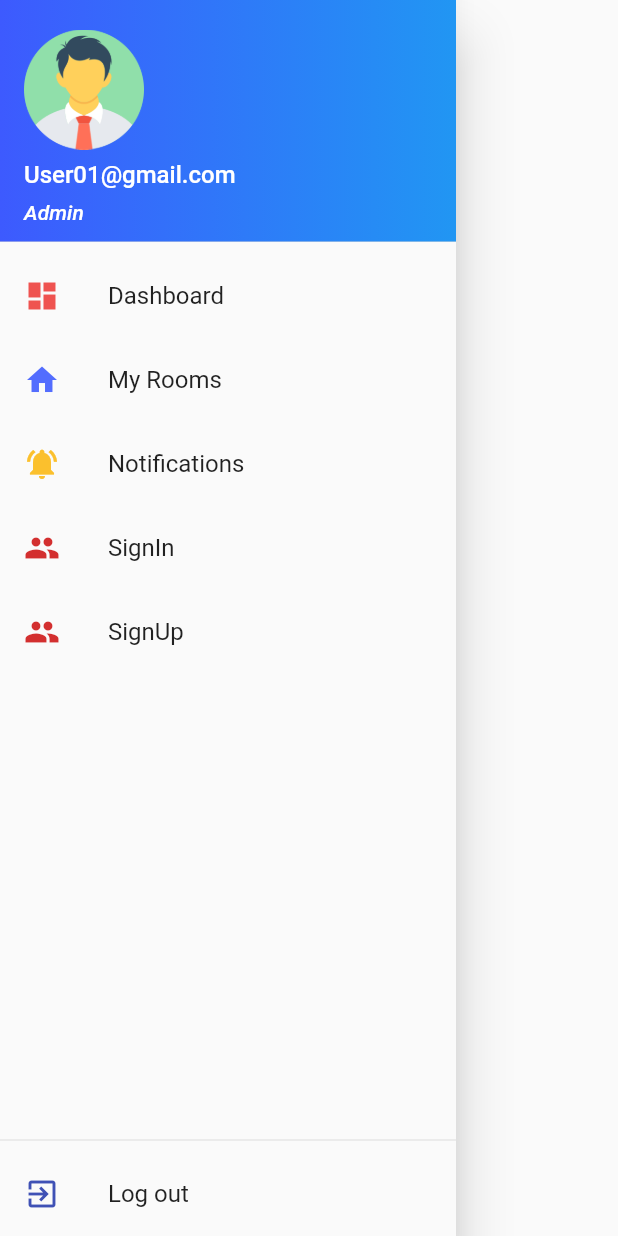
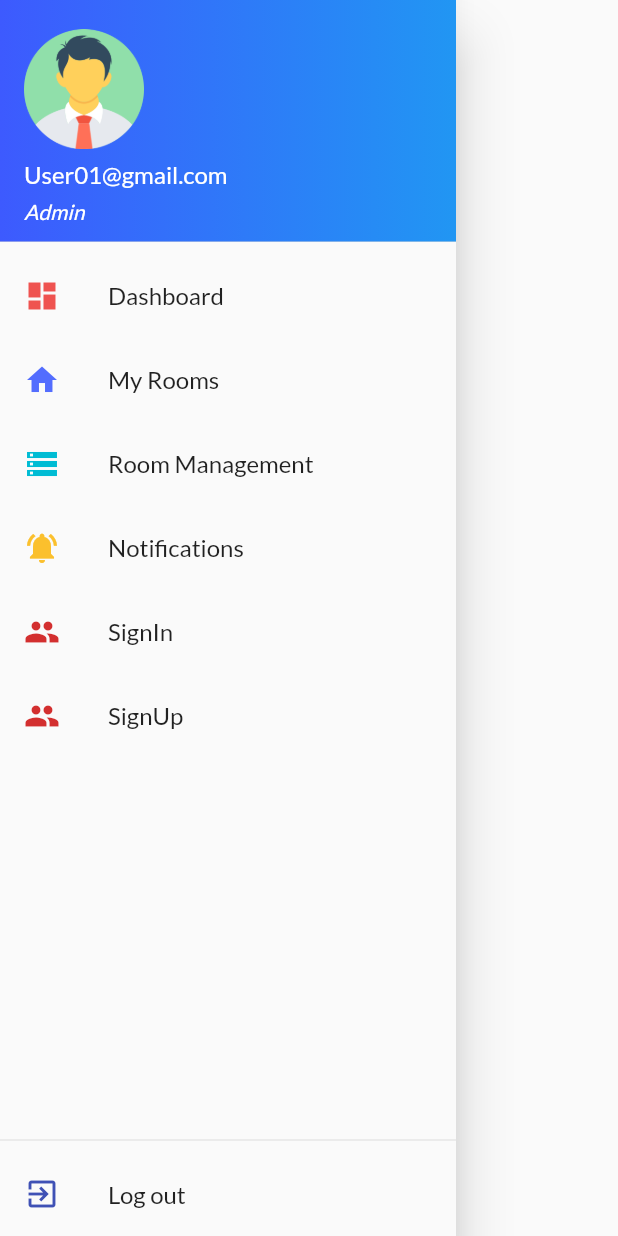
Before and after one commit to bbun0639/Flutter_timestamp, a Flutter app: the AppDrawer widget shown alone on an empty page, opened directly, on a phone screen of 412 x 824 dp. Run offline on Flutter 3.47's test engine with Material 2 defaults, Android fonts, the phone set to English and light mode, and no system bars; our stand-ins replace shared_preferences; accounts and stored records are empty.

Commit message:
add another listTile in Drawer()

```diff
--- a/lib/main.dart
+++ b/lib/main.dart
@@ -24,9 +24,11 @@ class MyApp extends StatelessWidget {
         title: 'TS - Timestamp',
         theme: ThemeData(
           primarySwatch: Colors.blue,
+          fontFamily: 'Lato',
         ),
         home: RoomsViewScreen(),
         routes: {
+          RoomsViewScreen.routeName: (ctx) => RoomsViewScreen(),
           RoomDetailScreen.routeName: (ctx) => RoomDetailScreen(),
           SignInState.routeName: (ctx) => SignInState(),
           SignUpState.routeName: (ctx) => SignUpState(),
--- a/lib/providers/rooms.dart
+++ b/lib/providers/rooms.dart
@@ -19,7 +19,7 @@ class Rooms with ChangeNotifier {
     ),
     Room(
       id: "r2",
-      subject: "Engi Drawingggggggggggg",
+      subject: "Engi Drawing",
       section: "006",
       roomNum: "401-4",
       building: "(4th Floor B.)",
--- a/lib/screens/rooms_view_screen.dart
+++ b/lib/screens/rooms_view_screen.dart
@@ -6,6 +6,8 @@ import '../widgets/app_drawer.dart';
 class RoomsViewScreen extends StatelessWidget {
   //final property hold a list of products
   //final List<Product> loadedProduct = [];
+
+  static const routeName = '/rooms-view';
 
   @override
   Widget build(BuildContext context) {
--- a/lib/widgets/app_drawer.dart
+++ b/lib/widgets/app_drawer.dart
@@ -1,4 +1,5 @@
 import 'package:flutter/material.dart';
+import 'package:flutter_appgit/screens/rooms_view_screen.dart';
 import 'package:flutter_appgit/screens/sign_in_screen.dart';
 import 'package:flutter_appgit/screens/sign_up_screen.dart';
 import 'package:flutter_appgit/screens/sign_in_screen.dart';
@@ -37,10 +38,9 @@ class AppDrawer extends StatelessWidget {
                         new Text(
                           'Admin',
                           style: TextStyle(
-                            fontSize: 14.0,
-                            color: Colors.white,
-                            fontStyle: FontStyle.italic
-                          ),
+                              fontSize: 14.0,
+                              color: Colors.white,
+                              fontStyle: FontStyle.italic),
                         ),
                       ],
                     ),
@@ -80,7 +80,23 @@ class AppDrawer extends StatelessWidget {
                   ),
                   onTap: () {
                     // Update the state of the app
-                    Navigator.of(context).pushReplacementNamed('/');
+                    Navigator.of(context)
+                        .pushReplacementNamed(RoomsViewScreen.routeName);
+                  },
+                ),
+                ListTile(
+                  title: Text(
+                    'Room Management',
+                    style: TextStyle(fontSize: 16.0),
+                  ),
+                  leading: Icon(
+                    Icons.storage,
+                    color: Colors.cyan,
+                  ),
+                  onTap: () {
+                    // Update the state of the app
+                    //   Navigator.of(context)
+                    //       .pushReplacementNamed(RoomsViewScreen.routeName);
                   },
                 ),
                 ListTile(
@@ -142,7 +158,14 @@ class AppDrawer extends StatelessWidget {
                         Icons.exit_to_app,
                         color: Colors.indigo,
                       ),
-                      title: Text('Log out'),
+                      onTap: (){
+                        Navigator.of(context)
+                        .pushReplacementNamed(SignInState.routeName);
+                      },
+                      title: Text(
+                        'Log out',
+                        style: TextStyle(fontSize: 16),
+                      ),
                     ),
                   ],
                 ),
```
Also changed, not shown: lib/screens/sign_in_screen.dart (+22 -6 lines), lib/screens/sign_up_screen.dart (+10 -1 lines), pubspec.yaml (+10 -0 lines), assets/fonts/Anton-Regular.ttf (added), assets/fonts/Lato-Bold.ttf (added), assets/fonts/Lato-Regular.ttf (added).
